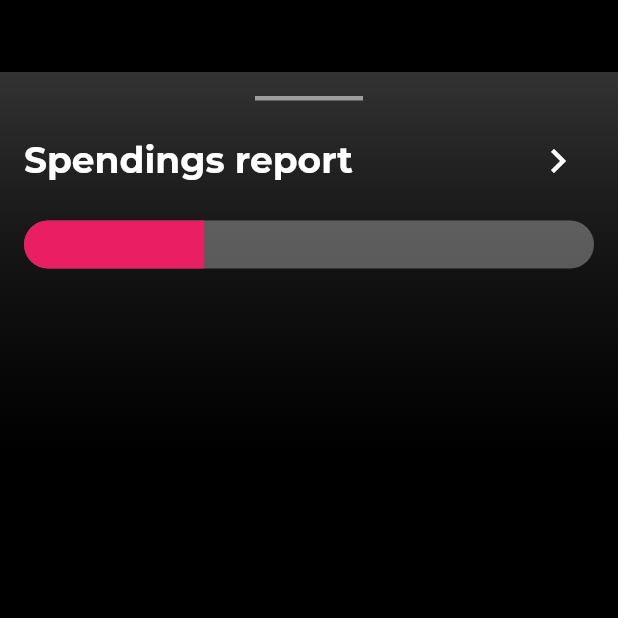
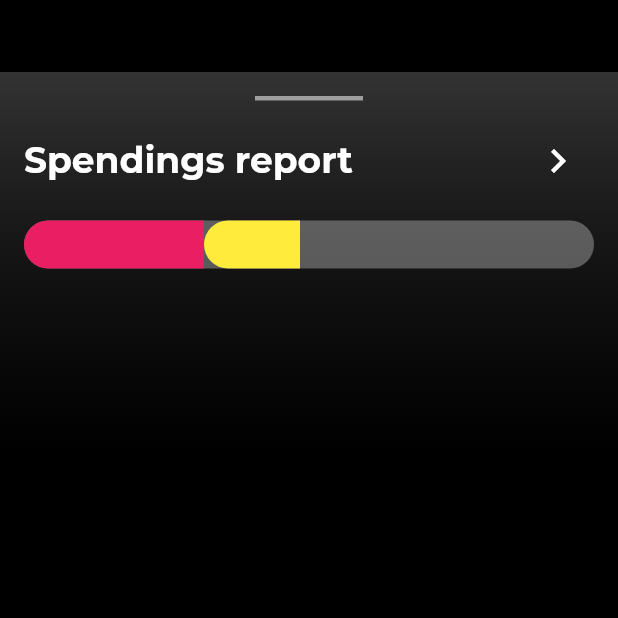
Before and after one commit to JAICHANGPARK/flutter_notebook_8th_story, a Flutter app: the screen it shows after launch, on a phone screen of 412 x 824 dp, the top half of it. Run offline on Flutter 3.47's test engine with Material 2 defaults, Android fonts, the phone set to English and light mode, and no system bars; our stand-ins replace badges, flutter_hooks, google_fonts, hooks_riverpod, state_notifier.

Commit message:
Update bank_main_page.dart

```diff
--- a/lib/ep594_banking_app/bank_main_page.dart
+++ b/lib/ep594_banking_app/bank_main_page.dart
@@ -76,6 +76,16 @@ class _BankMainPageState extends State<BankMainPage> {
                                     bottomLeft: Radius.circular(16),
                                   ),
                                 ),
+                              ),
+                              Container(
+                                width: 64,
+                                decoration: BoxDecoration(
+                                  color: Colors.yellow,
+                                  borderRadius: BorderRadius.only(
+                                    topLeft: Radius.circular(16),
+                                    bottomLeft: Radius.circular(16),
+                                  )
+                                ),
                               )
                             ],
                           ),
```
